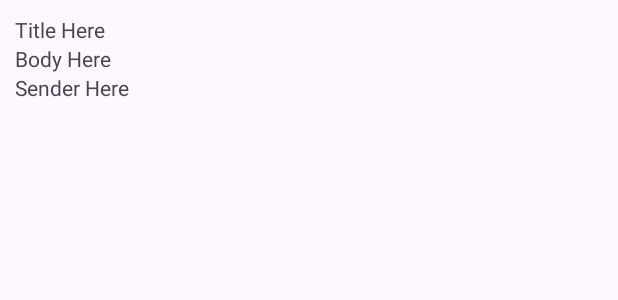
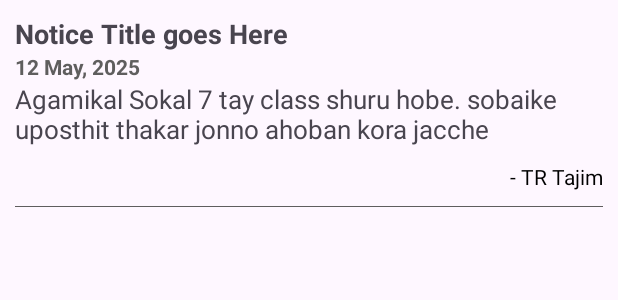
Before and after one commit to trtajim/rzs-connect, an Android app: the layout layout_notice.xml on its own in the app's theme, with its tools: preview values and no code run, on a phone screen of 412 x 824 dp. Shown: the top 300 px of the screen. Run offline under Robolectric (Android 15) with nearby library versions, the phone set to English and light mode, and no system bars.

Commit message:
feat(ui): update design of notice layout

```diff
--- a/app/src/main/java/com/rzsconnect/app/adapters/RecyclerHomeAdapter.java
+++ b/app/src/main/java/com/rzsconnect/app/adapters/RecyclerHomeAdapter.java
@@ -49,9 +49,11 @@ public class RecyclerHomeAdapter extends RecyclerView.Adapter<RecyclerHomeAdapte
             String title = jsonObject.getString(KEY_TITLE);
             String body = jsonObject.getString(KEY_BODY);
             String sender = jsonObject.getString(KEY_SENDER);
+            String date = jsonObject.getString(KEY_DATE);
             holder.binding.titleText.setText(title);
             holder.binding.bodyText.setText(body);
             holder.binding.senderText.setText(sender);
+            holder.binding.dateText.setText(date);
         } catch (JSONException e) {
             throw new RuntimeException(e);
         }
--- a/app/src/main/java/com/rzsconnect/app/utils/CONSTANTS.java
+++ b/app/src/main/java/com/rzsconnect/app/utils/CONSTANTS.java
@@ -22,6 +22,7 @@ public class CONSTANTS {
     public static final String KEY_BODY = "body";
     public static final String KEY_SENDER = "sender";
     public static final String KEY_PIC = "pic";
+    public static final String KEY_DATE = "date";
 
 
 }
--- a/app/src/main/res/layout/layout_notice.xml
+++ b/app/src/main/res/layout/layout_notice.xml
@@ -10,6 +10,72 @@
         app:layout_constraintTop_toTopOf="parent"
         android:padding="10dp"
         >
+
+        <TextView
+            android:id="@+id/titleText"
+            android:layout_width="wrap_content"
+            android:layout_height="wrap_content"
+
+            android:text="Notice Title goes Here"
+            android:textStyle="bold"
+            android:textSize="18dp"
+
+            app:layout_constraintTop_toTopOf="parent"
+            app:layout_constraintStart_toStartOf="parent"/>
+
+        <TextView
+            android:id="@+id/dateText"
+            android:layout_width="wrap_content"
+            android:layout_height="wrap_content"
+            android:text="12 May, 2025"
+            android:textStyle="bold"
+            android:textColor="@color/blackish"
+
+            app:layout_constraintTop_toBottomOf="@+id/titleText"
+            app:layout_constraintStart_toStartOf="parent"
+            />
+
+        <TextView
+            android:id="@+id/bodyText"
+            android:layout_width="wrap_content"
+            android:layout_height="wrap_content"
+            android:text="Agamikal Sokal 7 tay class shuru hobe. sobaike uposthit thakar jonno ahoban kora jacche"
+            app:layout_constraintTop_toBottomOf="@id/dateText"
+            android:textSize="17dp"
+            app:layout_constraintStart_toStartOf="parent"/>
+
+        <TextView
+            android:id="@+id/senderText"
+            android:layout_width="wrap_content"
+            android:layout_height="wrap_content"
+            android:text="- TR Tajim"
+            android:textColor="@color/black"
+
+            app:layout_constraintEnd_toEndOf="parent"
+            app:layout_constraintTop_toBottomOf="@id/bodyText"
+            android:layout_marginTop="10dp"/>
+
+        <View
+            android:layout_width="match_parent"
+            android:layout_height="0.7dp"
+            android:background="@color/blackish"
+            app:layout_constraintTop_toBottomOf="@id/senderText"
+
+            android:layout_marginTop="10dp"/>
+
+
+
+
+
+
+
+
+
+
+
+
+
+<!--
 
         <TextView
             android:id="@+id/titleText"
@@ -40,6 +106,7 @@
 
             app:layout_constraintTop_toBottomOf="@id/bodyText"
             app:layout_constraintStart_toStartOf="parent"/>
+-->
 
 
     </androidx.constraintlayout.widget.ConstraintLayout>
--- a/app/src/main/res/values/colors.xml
+++ b/app/src/main/res/values/colors.xml
@@ -7,4 +7,6 @@
     <color name="colorThemishDark">#8FD7D0</color>
     <color name="colorAlikeTheme">#02B1A0</color>
     <color name="whitish">#E6E6E6</color>
+    <color name="blackish">#5F5E5E</color>
+
 </resources>
```
